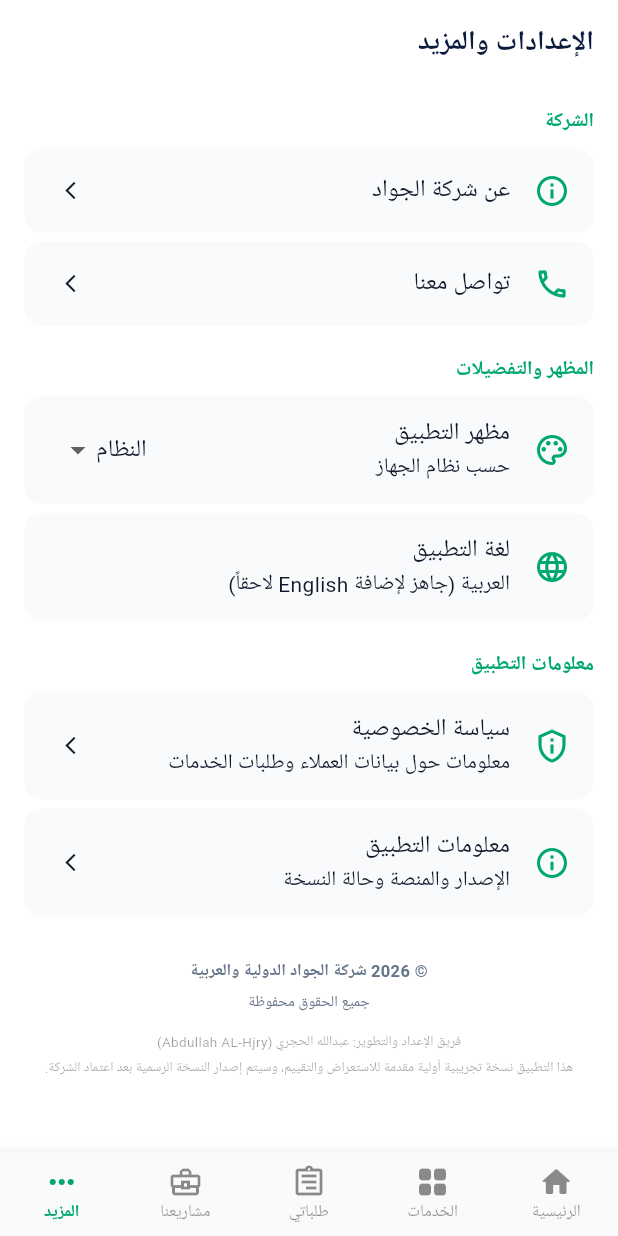
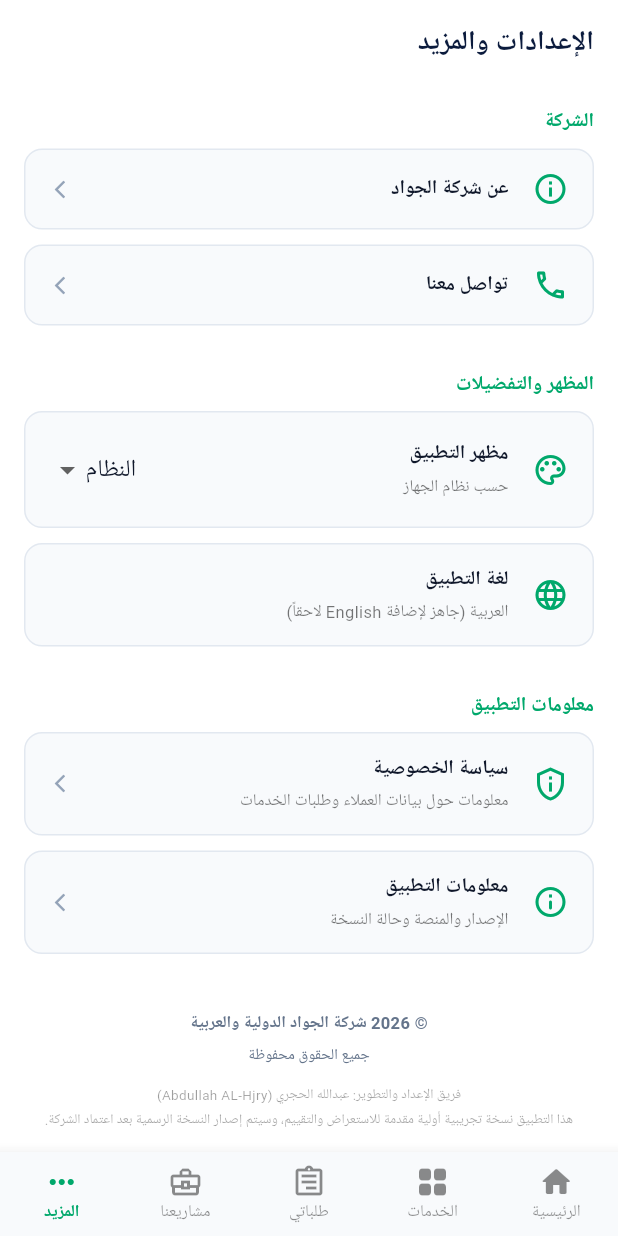
Before and after one commit to alhjry0o/aljawad, a Flutter app: the screen it shows after launch, item 5 of the bottom bar chosen, on a phone screen of 412 x 824 dp. Run offline on Flutter 3.47's test engine with Material 3 defaults, Android fonts, the phone set to English and light mode, and no system bars; our stand-ins replace flutter_riverpod, go_router, google_fonts, shared_preferences; Roboto replaces fonts that are missing (Cairo).

Commit message:
Update settings_screen.dart

```diff
--- a/lib/features/settings/presentation/screens/settings_screen.dart
+++ b/lib/features/settings/presentation/screens/settings_screen.dart
@@ -31,35 +31,19 @@ class SettingsScreen extends ConsumerWidget {
           ),
           const SizedBox(height: 8),
 
-          ListTile(
-            shape: RoundedRectangleBorder(
-              borderRadius: AppRadius.roundedMd,
-            ),
-            tileColor:
-                isDark ? AppColors.surfaceDark : AppColors.surfaceLight,
-            leading: const Icon(
-              Icons.info_outline,
-              color: AppColors.accentGreen,
-            ),
-            title: const Text('عن شركة الجواد'),
-            trailing: const Icon(Icons.arrow_forward_ios, size: 14),
+          _buildSettingsTile(
+            context: context,
+            isDark: isDark,
+            icon: Icons.info_outline,
+            title: 'عن شركة الجواد',
             onTap: () => context.push('/about'),
           ),
 
-          const SizedBox(height: 6),
-
-          ListTile(
-            shape: RoundedRectangleBorder(
-              borderRadius: AppRadius.roundedMd,
-            ),
-            tileColor:
-                isDark ? AppColors.surfaceDark : AppColors.surfaceLight,
-            leading: const Icon(
-              Icons.phone_outlined,
-              color: AppColors.accentGreen,
-            ),
-            title: const Text('تواصل معنا'),
-            trailing: const Icon(Icons.arrow_forward_ios, size: 14),
+          _buildSettingsTile(
+            context: context,
+            isDark: isDark,
+            icon: Icons.phone_outlined,
+            title: 'تواصل معنا',
             onTap: () => context.push('/contact'),
           ),
 
@@ -74,24 +58,16 @@ class SettingsScreen extends ConsumerWidget {
           ),
           const SizedBox(height: 8),
 
-          ListTile(
-            shape: RoundedRectangleBorder(
-              borderRadius: AppRadius.roundedMd,
-            ),
-            tileColor:
-                isDark ? AppColors.surfaceDark : AppColors.surfaceLight,
-            leading: const Icon(
-              Icons.palette_outlined,
-              color: AppColors.accentGreen,
-            ),
-            title: const Text('مظهر التطبيق'),
-            subtitle: Text(
-              currentThemeMode == ThemeMode.light
-                  ? 'فاتح'
-                  : currentThemeMode == ThemeMode.dark
-                      ? 'داكن'
-                      : 'حسب نظام الجهاز',
-            ),
+          _buildSettingsTile(
+            context: context,
+            isDark: isDark,
+            icon: Icons.palette_outlined,
+            title: 'مظهر التطبيق',
+            subtitle: currentThemeMode == ThemeMode.light
+                ? 'فاتح'
+                : currentThemeMode == ThemeMode.dark
+                    ? 'داكن'
+                    : 'حسب نظام الجهاز',
             trailing: DropdownButton<ThemeMode>(
               value: currentThemeMode,
               underline: const SizedBox(),
@@ -111,30 +87,18 @@ class SettingsScreen extends ConsumerWidget {
               ],
               onChanged: (mode) {
                 if (mode != null) {
-                  ref
-                      .read(themeModeProvider.notifier)
-                      .setThemeMode(mode);
+                  ref.read(themeModeProvider.notifier).setThemeMode(mode);
                 }
               },
             ),
           ),
 
-          const SizedBox(height: 6),
-
-          ListTile(
-            shape: RoundedRectangleBorder(
-              borderRadius: AppRadius.roundedMd,
-            ),
-            tileColor:
-                isDark ? AppColors.surfaceDark : AppColors.surfaceLight,
-            leading: const Icon(
-              Icons.language_rounded,
-              color: AppColors.accentGreen,
-            ),
-            title: const Text('لغة التطبيق'),
-            subtitle: const Text(
-              'العربية (جاهز لإضافة English لاحقاً)',
-            ),
+          _buildSettingsTile(
+            context: context,
+            isDark: isDark,
+            icon: Icons.language_rounded,
+            title: 'لغة التطبيق',
+            subtitle: 'العربية (جاهز لإضافة English لاحقاً)',
           ),
 
           const SizedBox(height: 20),
@@ -149,24 +113,12 @@ class SettingsScreen extends ConsumerWidget {
           const SizedBox(height: 8),
 
           // Privacy Policy
-          ListTile(
-            shape: RoundedRectangleBorder(
-              borderRadius: AppRadius.roundedMd,
-            ),
-            tileColor:
-                isDark ? AppColors.surfaceDark : AppColors.surfaceLight,
-            leading: const Icon(
-              Icons.privacy_tip_outlined,
-              color: AppColors.accentGreen,
-            ),
-            title: const Text('سياسة الخصوصية'),
-            subtitle: const Text(
-              'معلومات حول بيانات العملاء وطلبات الخدمات',
-            ),
-            trailing: const Icon(
-              Icons.arrow_forward_ios,
-              size: 14,
-            ),
+          _buildSettingsTile(
+            context: context,
+            isDark: isDark,
+            icon: Icons.privacy_tip_outlined,
+            title: 'سياسة الخصوصية',
+            subtitle: 'معلومات حول بيانات العملاء وطلبات الخدمات',
             onTap: () {
               showDialog(
                 context: context,
@@ -218,27 +170,13 @@ class SettingsScreen extends ConsumerWidget {
             },
           ),
 
-          const SizedBox(height: 6),
-
           // App Information
-          ListTile(
-            shape: RoundedRectangleBorder(
-              borderRadius: AppRadius.roundedMd,
-            ),
-            tileColor:
-                isDark ? AppColors.surfaceDark : AppColors.surfaceLight,
-            leading: const Icon(
-              Icons.info_outline_rounded,
-              color: AppColors.accentGreen,
-            ),
-            title: const Text('معلومات التطبيق'),
-            subtitle: const Text(
-              'الإصدار والمنصة وحالة النسخة',
-            ),
-            trailing: const Icon(
-              Icons.arrow_forward_ios,
-              size: 14,
-            ),
+          _buildSettingsTile(
+            context: context,
+            isDark: isDark,
+            icon: Icons.info_outline_rounded,
+            title: 'معلومات التطبيق',
+            subtitle: 'الإصدار والمنصة وحالة النسخة',
             onTap: () {
               showDialog(
                 context: context,
@@ -288,9 +226,7 @@ class SettingsScreen extends ConsumerWidget {
                 const SizedBox(height: 6),
                 Text(
                   'جميع الحقوق محفوظة',
-                  style: AppTypography.caption.copyWith(
-                    fontSize: 10,
-                  ),
+                  style: AppTypography.caption.copyWith(fontSize: 10),
                   textAlign: TextAlign.center,
                 ),
                 const SizedBox(height: 12),
@@ -321,4 +257,68 @@ class SettingsScreen extends ConsumerWidget {
       ),
     );
   }
+
+  // دالة بناء البطاقة المخصصة (لحل مشكلة ثبات الخلفية)
+  Widget _buildSettingsTile({
+    required BuildContext context,
+    required bool isDark,
+    required IconData icon,
+    required String title,
+    String? subtitle,
+    Widget? trailing,
+    VoidCallback? onTap,
+  }) {
+    return Container(
+      margin: const EdgeInsets.only(bottom: 10),
+      decoration: BoxDecoration(
+        color: isDark ? AppColors.surfaceDark : AppColors.surfaceLight,
+        borderRadius: AppRadius.roundedMd,
+        border: Border.all(
+          color: isDark ? AppColors.borderDark : AppColors.borderLight,
+        ),
+      ),
+      child: Material(
+        color: Colors.transparent,
+        child: InkWell(
+          borderRadius: AppRadius.roundedMd,
+          onTap: onTap,
+          child: Padding(
+            padding: const EdgeInsets.symmetric(horizontal: 16, vertical: 14),
+            child: Row(
+              children: [
+                Icon(icon, color: AppColors.accentGreen, size: 24),
+                const SizedBox(width: 16),
+                Expanded(
+                  child: Column(
+                    crossAxisAlignment: CrossAxisAlignment.start,
+                    mainAxisSize: MainAxisSize.min,
+                    children: [
+                      Text(title, style: AppTypography.labelLarge),
+                      if (subtitle != null) ...[
+                        const SizedBox(height: 4),
+                        Text(
+                          subtitle,
+                          style: AppTypography.caption.copyWith(
+                            color: isDark ? Colors.white60 : Colors.black54,
+                          ),
+                        ),
+                      ],
+                    ],
+                  ),
+                ),
+                if (trailing != null)
+                  trailing
+                else if (onTap != null)
+                  const Icon(
+                    Icons.arrow_forward_ios,
+                    size: 14,
+                    color: AppColors.textMutedLight,
+                  ),
+              ],
+            ),
+          ),
+        ),
+      ),
+    );
+  }
 }
```
